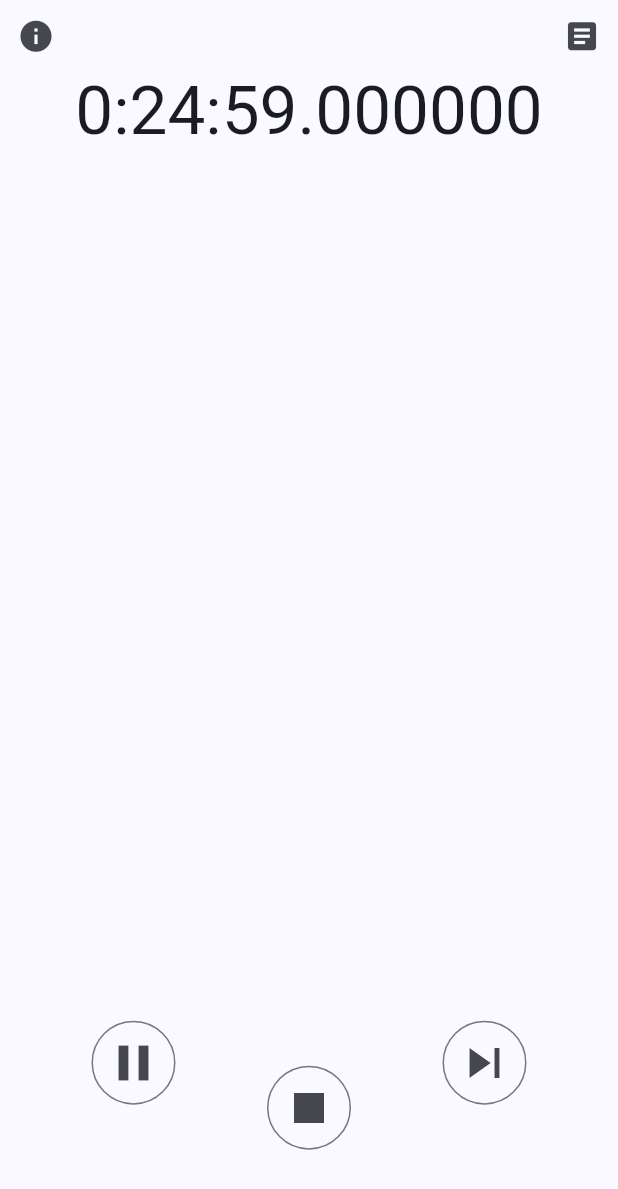
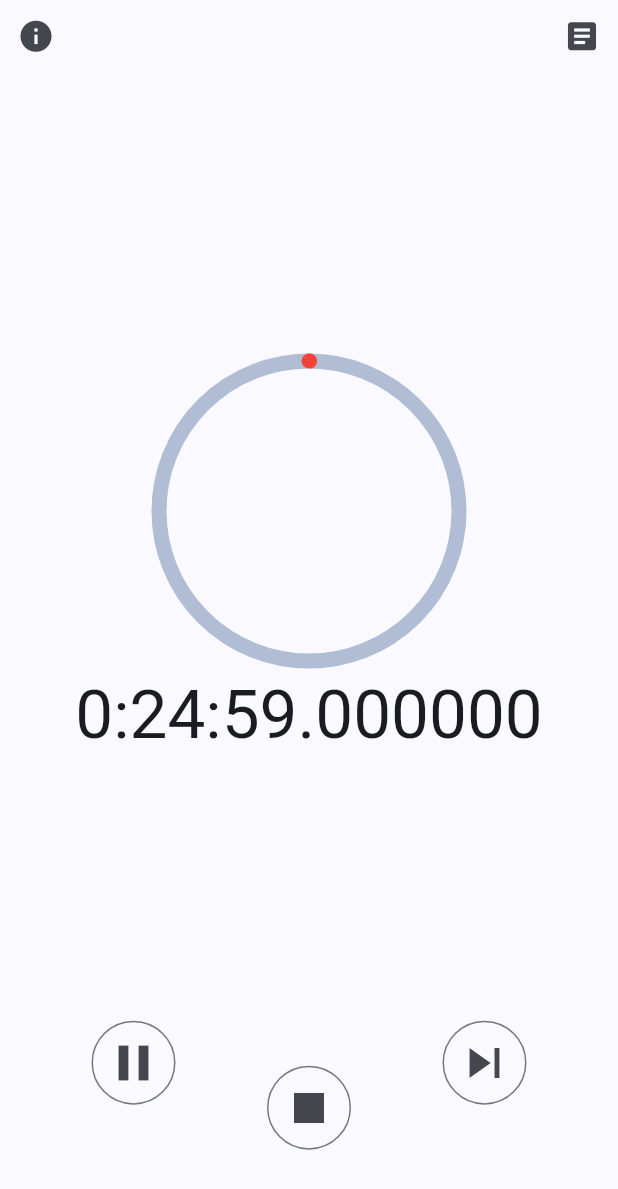
Before and after one commit to AlanTyping/pomodoro_flutter, a Flutter app: the screen it shows after launch, after a tap on "Iniciar", on a phone screen of 412 x 824 dp. Shown: the top 1189 px of the screen. Run offline on Flutter 3.47's test engine with Material 3 defaults, Android fonts, the phone set to English and light mode, and no system bars; our stand-ins replace flutter_bloc, freezed_annotation, get_it, google_fonts, sqflite; accounts and stored records are empty; Roboto replaces fonts that are missing (Alike).

Commit message:
feat: :sparkles: Add the CircleTimerProgress widget
Create the CustomPainter for the fillingBoxAnimation

```diff
--- a/lib/feature/pomodoro/presentation/screen/pomodoro_page.dart
+++ b/lib/feature/pomodoro/presentation/screen/pomodoro_page.dart
@@ -1,3 +1,5 @@
+import 'dart:math' as math;
+
 import 'package:flutter/material.dart';
 import 'package:flutter_bloc/flutter_bloc.dart';
 import 'package:pomodoro_flutter/feature/pomodoro/presentation/bloc/pomodoro_bloc.dart';
--- a/lib/feature/pomodoro/presentation/widgets/filling_box_animation.dart
+++ b/lib/feature/pomodoro/presentation/widgets/filling_box_animation.dart
@@ -8,11 +8,104 @@ class _FillingBoxAnimation extends StatelessWidget {
     return BlocSelector<PomodoroBloc, PomodoroState, Duration>(
       selector: (state) => state.timer,
       builder: (context, timer) {
-        return Text(
-          timer.toString(),
-          style: Theme.of(context).textTheme.displayMedium,
+        final totalSeconds = const Duration(minutes: 25).inSeconds;
+        final currentSeconds = totalSeconds - timer.inSeconds;
+        debugPrint("$currentSeconds / $totalSeconds");
+
+        return Column(
+          spacing: 10,
+          mainAxisAlignment: MainAxisAlignment.center,
+          children: [
+            SizedBox.square(
+              dimension: 200,
+              child: CustomPaint(
+                painter: RainbowCircularProgress(
+                  totalSeconds: totalSeconds,
+                  currentSeconds: currentSeconds,
+                  baseColor: Theme.of(context).primaryColor,
+                ),
+              ),
+            ),
+
+            Text(
+              timer.toString(),
+              style: Theme.of(context).textTheme.displayMedium,
+            ),
+          ],
         );
       },
     );
   }
 }
+
+class RainbowCircularProgress extends CustomPainter {
+  final int totalSeconds;
+  final int currentSeconds;
+  final Color baseColor;
+
+  RainbowCircularProgress({
+    required this.totalSeconds,
+    required this.currentSeconds,
+    required this.baseColor,
+  });
+
+  @override
+  void paint(Canvas canvas, Size size) {
+    final center = Offset(size.width / 2, size.height / 2);
+    final radius = math.min(size.width, size.height) / 2;
+
+    // 1. Draw the background circle
+    final backgroundPaint =
+        Paint()
+          ..color = baseColor.withAlpha(100)
+          ..style = PaintingStyle.stroke
+          ..strokeWidth = 10.0;
+    canvas.drawCircle(center, radius, backgroundPaint);
+
+    // 2. Calculate the sweep angle for the progress
+    final sweepAngle = 2 * math.pi * (currentSeconds / totalSeconds);
+
+    // 3. Create the rainbow gradient shader
+    final gradient = const SweepGradient(
+      startAngle: -math.pi / 2, // Start at the top
+      endAngle: 3 * math.pi / 2, // Sweep 360 degrees
+      colors: [
+        Colors.red,
+        Colors.orange,
+        Colors.yellow,
+        Colors.green,
+        Colors.blue,
+        Colors.indigo,
+        Colors.purple,
+        Colors.red, // Loop back to red for a continuous rainbow
+      ],
+      stops: [0.0, 0.14, 0.28, 0.42, 0.57, 0.71, 0.85, 1.0],
+    );
+
+    // 4. Create the paint for the arc with the shader
+    final foregroundPaint =
+        Paint()
+          ..style = PaintingStyle.stroke
+          ..strokeWidth = 10.0
+          ..strokeCap = StrokeCap.round
+          ..shader = gradient.createShader(
+            Rect.fromCircle(center: center, radius: radius),
+          );
+
+    // 5. Draw the foreground arc
+    canvas.drawArc(
+      Rect.fromCircle(center: center, radius: radius),
+      -math.pi / 2, // Start at the top
+      sweepAngle,
+      false, // Don't connect the ends
+      foregroundPaint,
+    );
+  }
+
+  @override
+  bool shouldRepaint(covariant RainbowCircularProgress oldDelegate) {
+    return oldDelegate.currentSeconds != currentSeconds ||
+        oldDelegate.totalSeconds != totalSeconds ||
+        oldDelegate.baseColor != baseColor;
+  }
+}
```
